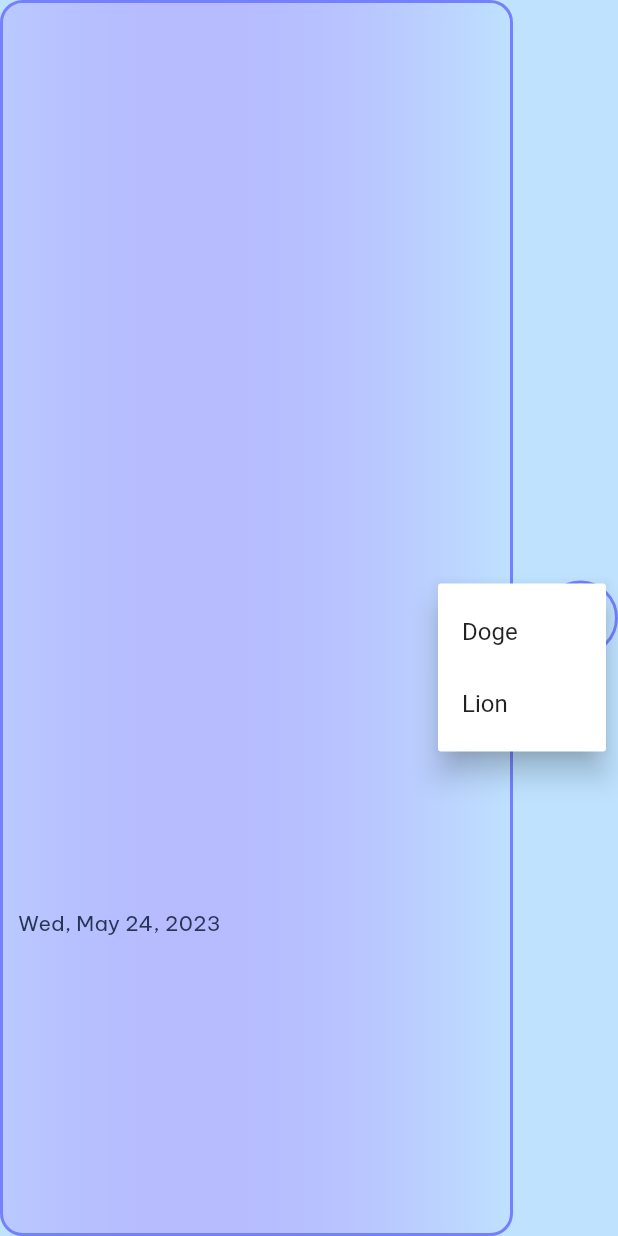
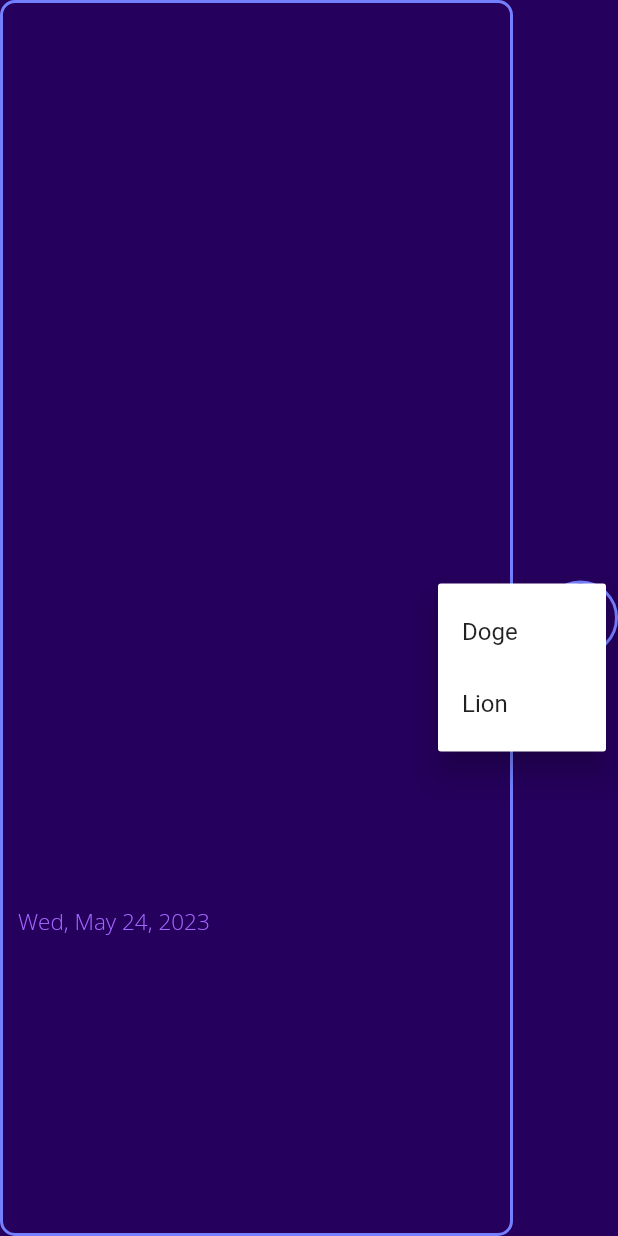
Before and after one commit to Nikolay-leukhin/engsn_app, a Flutter app: the ChatItem widget shown alone on an empty page, opened directly with empty values, after a tap on the "more vert" icon, on a phone screen of 412 x 824 dp. Run offline on Flutter 3.47's test engine with Material 2 defaults, Android fonts, the phone set to English and light mode, and no system bars; our stand-ins replace bloc, dio, equatable, flashy_tab_bar2, flutter_bloc, google_fonts and 4 more; accounts and stored records are empty.

Commit message:
profile design changes

```diff
--- a/lib/view/screens/home/home_pages/chats/chat_item.dart
+++ b/lib/view/screens/home/home_pages/chats/chat_item.dart
@@ -2,6 +2,7 @@ import 'package:engsn_corected/view/screens/home/home_pages/chats/messages.dart'
 import 'package:engsn_corected/view/utils/colors.dart';
 import 'package:flutter/material.dart';
 import 'package:flutter_bloc/flutter_bloc.dart';
+import 'package:google_fonts/google_fonts.dart';
 import 'package:intl/intl.dart';
 
 import '../../../../../data/models/session.dart';
@@ -33,15 +34,7 @@ class _ChatItemState extends State<ChatItem> {
               constraints: const BoxConstraints(minHeight: 80),
               decoration: BoxDecoration(
                 border: Border.all(color: AppColors.blue, width: 2),
-                borderRadius: BorderRadius.all(Radius.circular(15)),
-                gradient: LinearGradient(
-                  begin: Alignment.centerLeft,
-                  end: Alignment.centerRight,
-                  colors: [
-                    AppColors.purple.withAlpha(50),
-                    AppColors.sky,
-                  ],
-                ),
+                borderRadius: BorderRadius.all(Radius.circular(10)),
               ),
               child: Column(
                 mainAxisAlignment: MainAxisAlignment.spaceAround,
@@ -49,9 +42,13 @@ class _ChatItemState extends State<ChatItem> {
                 children: [
                   Text(
                     '${widget.session.sessionName}',
-                    style: Theme.of(context).textTheme.headlineSmall,
+                    style: Theme.of(context).textTheme.bodySmall,
                   ),
-                  Text(DateFormat.yMMMEd().format(widget.session.sessionTimeCreation),style: Theme.of(context).textTheme.titleSmall),
+                  Text(DateFormat.yMMMEd().format(widget.session.sessionTimeCreation),style: GoogleFonts.openSans(
+                    color:AppColors.purple,
+                    fontWeight: FontWeight.w300,
+                    fontSize: 15
+                  )),
                 ],
               ),
             ),
@@ -65,6 +62,7 @@ class _ChatItemState extends State<ChatItem> {
           height: 50,
           decoration: BoxDecoration(color: Colors.transparent, shape: BoxShape.circle, border: Border.all(color: AppColors.blue, width: 2)),
           child: PopupMenuButton(
+            color: Colors.white,
               itemBuilder: (_) => const <PopupMenuItem<String>>[
                     PopupMenuItem<String>(child: Text('Doge'), value: 'удалить' ),
                     PopupMenuItem<String>(child: Text('Lion'), value: 'изменить'),
--- a/lib/view/screens/home/home_pages/chats/chat_list.dart
+++ b/lib/view/screens/home/home_pages/chats/chat_list.dart
@@ -65,6 +65,7 @@ class _ChatListState extends State<ChatList> {
             ),
           ),
         floatingActionButton: FloatingActionButton(
+          backgroundColor: AppColors.purple,
           onPressed: () async {
             log("Sesison adding started");
             showDialog(
@@ -74,7 +75,7 @@ class _ChatListState extends State<ChatList> {
                   buttonAction: () {},
                 ));
           },
-          child: Icon(Icons.add),
+          child: Icon(Icons.edit),
         ),
         ),
     );
--- a/lib/view/screens/login/login_screen.dart
+++ b/lib/view/screens/login/login_screen.dart
@@ -24,6 +24,7 @@ class _LoginPageState extends State<LoginPage> {
   @override
   Widget build(BuildContext context) {
     return Scaffold(
+      backgroundColor: AppColors.sky,
       body: ListView(
         children: [
           Container(
--- a/lib/view/screens/signin/signin_level_screen.dart
+++ b/lib/view/screens/signin/signin_level_screen.dart
@@ -62,6 +62,7 @@ class _SigninLevelScreenState extends State<SigninLevelScreen> {
   @override
   Widget build(BuildContext context) {
     return Scaffold(
+      backgroundColor: AppColors.sky,
       appBar: AppBar(
         elevation: 0,
         backgroundColor: Colors.transparent,
--- a/lib/view/screens/signin/signin_screen.dart
+++ b/lib/view/screens/signin/signin_screen.dart
@@ -29,6 +29,7 @@ class _SigninPageState extends State<SigninPage> {
   Widget build(BuildContext context) {
     return SafeArea(
       child: Scaffold(
+        backgroundColor: AppColors.sky,
         appBar: AppBar(
           iconTheme: IconThemeData(color: AppColors.dark),
           elevation: 0,
--- a/lib/view/theme/theme.dart
+++ b/lib/view/theme/theme.dart
@@ -3,7 +3,7 @@ import 'package:flutter/material.dart';
 import 'package:google_fonts/google_fonts.dart';
 
 final lightTheme = ThemeData(
-    scaffoldBackgroundColor: AppColors.sky,
+    scaffoldBackgroundColor: AppColors.cherry,
     textTheme: TextTheme(
         headlineMedium: GoogleFonts.beVietnamPro(
             height: 0,
@@ -31,6 +31,11 @@ final lightTheme = ThemeData(
             fontSize: 14,
             fontWeight: FontWeight.w400,
             height: 1
-        )
+        ),
+      bodySmall: GoogleFonts.openSans(
+        color: Colors.white,
+        fontSize: 20,
+        fontWeight: FontWeight.w600
+      )
     )
 );
--- a/lib/view/utils/colors.dart
+++ b/lib/view/utils/colors.dart
@@ -14,4 +14,5 @@ class AppColors{
   static Color light = const Color.fromRGBO(179, 179, 179, 1);
   static Color orange = const Color.fromRGBO(223, 126, 72, 1);
   static Color white1 = const Color.fromRGBO(255, 255, 255, 1);
+  static Color darkcherry = const Color.fromRGBO(31, 0, 76, 1);
 }
--- a/pubspec.yaml
+++ b/pubspec.yaml
@@ -46,6 +46,7 @@ dependencies:
   intl: ^0.17.0
   google_nav_bar: ^5.0.6
   curved_navigation_bar: ^1.0.3
+  flashy_tab_bar2: ^0.0.6
 
 
 dev_dependencies:
@@ -70,6 +71,7 @@ flutter:
 
   assets:
      - assets/back.png
+     - assets/ava.png
 
   # An image asset can refer to one or more resolution-specific "variants", see
   # https://flutter.dev/assets-and-images/#resolution-aware
```
Also changed, not shown: lib/view/screens/home/home_pages/profile/profile.dart (+43 -40 lines), lib/view/screens/home/home_screen.dart (+31 -37 lines), assets/01ac6fec-094c-4c14-b935-29b2dfc040a0.jpg (added), assets/ava.png (added), pubspec.lock.
